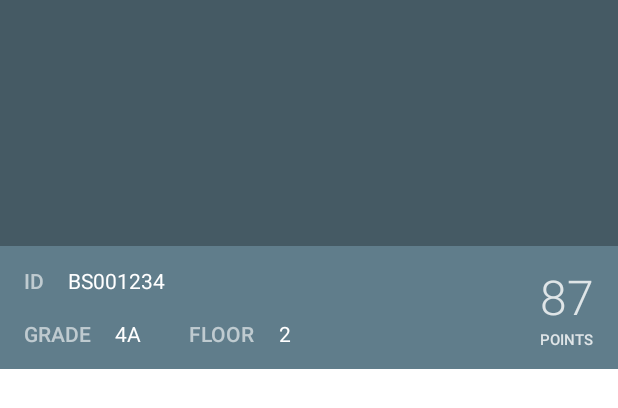
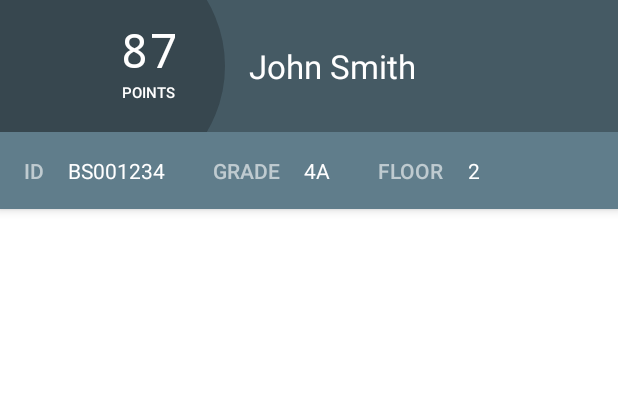
Before and after one commit to xiprox/Tensuu, an Android app: the layout activity_student.xml on its own in the app's theme, with its tools: preview values and no code run, on a phone screen of 412 x 824 dp. Shown: the top 408 px of the screen. Run offline under Robolectric (Android 15) with nearby library versions, the light colour scheme and no system bars.

Commit message:
Redesign Student Activity in the student app

```diff
--- a/app-student/src/main/java/tr/xip/scd/tensuu/student/ui/feature/main/StudentActivity.kt
+++ b/app-student/src/main/java/tr/xip/scd/tensuu/student/ui/feature/main/StudentActivity.kt
@@ -26,6 +26,7 @@ class StudentActivity : MvpActivity<StudentView, StudentPresenter>(), StudentVie
         setContentView(R.layout.activity_student)
         setSupportActionBar(toolbar)
         supportActionBar?.setDisplayHomeAsUpEnabled(true)
+        supportActionBar?.setHomeAsUpIndicator(R.drawable.ic_close_white_24dp)
 
         recycler.layoutManager = LinearLayoutManager(this)
 
@@ -37,8 +38,8 @@ class StudentActivity : MvpActivity<StudentView, StudentPresenter>(), StudentVie
         return true
     }
 
-    override fun setTitle(value: String) {
-        title = value
+    override fun setName(value: String) {
+        name.text = value
     }
 
     override fun setSsid(value: String?) {
--- a/app-student/src/main/java/tr/xip/scd/tensuu/student/ui/feature/main/StudentPresenter.kt
+++ b/app-student/src/main/java/tr/xip/scd/tensuu/student/ui/feature/main/StudentPresenter.kt
@@ -34,7 +34,7 @@ class StudentPresenter : RealmPresenter<StudentView>() {
         val period = realm.where(Period::class.java).findFirst()
 
         if (student != null && period != null) {
-            view?.setTitle(student?.fullName ?: "?")
+            view?.setName(student?.fullName ?: "?")
             view?.setSsid(student?.ssid)
             view?.setGrade(student?.grade)
             view?.setFloor(student?.floor)
--- a/app-student/src/main/java/tr/xip/scd/tensuu/student/ui/feature/main/StudentView.kt
+++ b/app-student/src/main/java/tr/xip/scd/tensuu/student/ui/feature/main/StudentView.kt
@@ -3,7 +3,7 @@ package tr.xip.scd.tensuu.student.ui.feature.main
 import com.hannesdorfmann.mosby3.mvp.MvpView
 
 interface StudentView : MvpView {
-    fun setTitle(value: String)
+    fun setName(value: String)
     fun setSsid(value: String?)
     fun setGrade(value: String?)
     fun setFloor(value: Int?)
--- a/app-student/src/main/res/layout/activity_student.xml
+++ b/app-student/src/main/res/layout/activity_student.xml
@@ -11,59 +11,89 @@
 
     <android.support.design.widget.AppBarLayout
         android:layout_width="match_parent"
-        android:layout_height="164dp"
-        android:fitsSystemWindows="true"
+        android:layout_height="wrap_content"
         android:theme="@style/ThemeOverlay.AppCompat.Dark.ActionBar">
 
-        <android.support.design.widget.CollapsingToolbarLayout
+        <FrameLayout
             android:layout_width="match_parent"
-            android:layout_height="match_parent"
-            android:fitsSystemWindows="true"
-            app:contentScrim="?attr/colorPrimary"
-            app:expandedTitleMarginEnd="32dp"
-            app:expandedTitleMarginStart="32dp"
-            app:layout_scrollFlags="scroll|exitUntilCollapsed">
+            android:layout_height="wrap_content">
+
+            <LinearLayout
+                android:layout_width="match_parent"
+                android:layout_height="wrap_content"
+                android:layout_gravity="center"
+                android:orientation="horizontal">
+
+                <FrameLayout
+                    android:layout_width="172dp"
+                    android:layout_height="172dp"
+                    android:layout_marginBottom="-42dp"
+                    android:layout_marginLeft="-22dp"
+                    android:layout_marginTop="-42dp"
+                    android:background="@drawable/oval_primary_700"
+                    android:paddingLeft="102dp">
+
+                    <LinearLayout
+                        android:layout_width="wrap_content"
+                        android:layout_height="wrap_content"
+                        android:layout_gravity="center_vertical"
+                        android:gravity="center"
+                        android:orientation="vertical"
+                        android:paddingBottom="8dp">
+
+                        <TextView
+                            android:id="@+id/points"
+                            android:layout_width="wrap_content"
+                            android:layout_height="wrap_content"
+                            android:fontFamily="monospace"
+                            android:textColor="@android:color/white"
+                            android:textSize="32sp"
+                            tools:text="87" />
+
+                        <TextView
+                            android:layout_width="wrap_content"
+                            android:layout_height="wrap_content"
+                            android:fontFamily="sans-serif-medium"
+                            android:text="@string/points"
+                            android:textAllCaps="true"
+                            android:textColor="@android:color/white"
+                            android:textSize="10sp"
+                            tools:ignore="SmallSp" />
+                    </LinearLayout>
+                </FrameLayout>
+
+                <TextView
+                    android:id="@+id/name"
+                    android:layout_width="wrap_content"
+                    android:layout_height="wrap_content"
+                    android:layout_gravity="center_vertical"
+                    android:layout_marginLeft="16dp"
+                    android:textColor="@android:color/white"
+                    android:textSize="22sp"
+                    tools:text="John Smith" />
+            </LinearLayout>
 
             <android.support.v7.widget.Toolbar
                 android:id="@+id/toolbar"
                 android:layout_width="match_parent"
                 android:layout_height="?attr/actionBarSize"
+                android:layout_gravity="center_vertical"
                 app:layout_collapseMode="pin"
-                app:popupTheme="@style/ThemeOverlay.AppCompat.Light" />
-        </android.support.design.widget.CollapsingToolbarLayout>
-    </android.support.design.widget.AppBarLayout>
-
-    <android.support.v4.widget.NestedScrollView
-        android:layout_width="match_parent"
-        android:layout_height="wrap_content"
-        android:layout_gravity="fill_vertical"
-        app:layout_behavior="@string/appbar_scrolling_view_behavior">
+                app:popupTheme="@style/ThemeOverlay.AppCompat.Light"
+                app:title=" " />
+        </FrameLayout>
 
         <LinearLayout
             android:layout_width="match_parent"
-            android:layout_height="match_parent"
-            android:animateLayoutChanges="true"
-            android:orientation="vertical">
-
-            <LinearLayout
-                android:layout_width="match_parent"
-                android:layout_height="82dp"
-                android:layout_gravity="bottom"
+            android:layout_height="wrap_content"
             android:background="@color/primary_300"
             android:gravity="center_vertical"
             android:orientation="horizontal">
 
             <LinearLayout
-                    android:layout_width="0dp"
-                    android:layout_height="wrap_content"
-                    android:layout_weight="1"
-                    android:orientation="vertical">
-
-                    <LinearLayout
                 android:layout_width="match_parent"
                 android:layout_height="wrap_content"
-                        android:layout_marginBottom="16dp"
-                        android:layout_marginLeft="16dp"
+                android:layout_margin="16dp"
                 android:orientation="horizontal">
 
                 <TextView
@@ -82,17 +112,11 @@
                     android:layout_marginLeft="16dp"
                     android:textColor="@android:color/white"
                     tools:text="BS001234" />
-                    </LinearLayout>
-
-                    <LinearLayout
-                        android:layout_width="match_parent"
-                        android:layout_height="wrap_content"
-                        android:layout_marginLeft="16dp"
-                        android:orientation="horizontal">
 
                 <TextView
                     android:layout_width="wrap_content"
                     android:layout_height="wrap_content"
+                    android:layout_marginLeft="32dp"
                     android:alpha="0.6"
                     android:fontFamily="sans-serif-medium"
                     android:text="@string/grade"
@@ -126,50 +150,20 @@
                     tools:text="2" />
             </LinearLayout>
         </LinearLayout>
-
-                <LinearLayout
-                    android:layout_width="wrap_content"
-                    android:layout_height="wrap_content"
-                    android:layout_gravity="center_vertical"
-                    android:layout_marginRight="16dp"
-                    android:alpha="0.8"
-                    android:orientation="vertical">
-
-                    <TextView
-                        android:id="@+id/points"
-                        android:layout_width="wrap_content"
-                        android:layout_height="wrap_content"
-                        android:layout_gravity="center_vertical"
-                        android:fontFamily="sans-serif-light"
-                        android:gravity="center"
-                        android:textColor="@android:color/white"
-                        android:textSize="32sp"
-                        tools:text="87" />
-
-                    <TextView
-                        android:layout_width="wrap_content"
-                        android:layout_height="wrap_content"
-                        android:layout_gravity="center_horizontal"
-                        android:fontFamily="sans-serif-medium"
-                        android:text="@string/points"
-                        android:textAllCaps="true"
-                        android:textColor="@android:color/white"
-                        android:textSize="10sp"
-                        tools:ignore="SmallSp" />
-                </LinearLayout>
-            </LinearLayout>
+    </android.support.design.widget.AppBarLayout>
 
     <ViewFlipper
         android:id="@+id/flipper"
         android:layout_width="match_parent"
         android:layout_height="match_parent"
         android:inAnimation="@android:anim/fade_in"
-                android:outAnimation="@android:anim/fade_out">
+        android:outAnimation="@android:anim/fade_out"
+        app:layout_behavior="@string/appbar_scrolling_view_behavior">
 
         <android.support.v7.widget.RecyclerView
             android:id="@+id/recycler"
             android:layout_width="match_parent"
-                    android:layout_height="wrap_content"
+            android:layout_height="match_parent"
             android:clipToPadding="false"
             android:paddingBottom="8dp"
             android:paddingTop="8dp" />
@@ -205,6 +199,4 @@
                 android:textSize="16sp" />
         </LinearLayout>
     </ViewFlipper>
-        </LinearLayout>
-    </android.support.v4.widget.NestedScrollView>
 </android.support.design.widget.CoordinatorLayout>
--- a/common-app/src/main/java/tr/xip/scd/tensuu/common/ui/mvp/RealmPresenter.kt
+++ b/common-app/src/main/java/tr/xip/scd/tensuu/common/ui/mvp/RealmPresenter.kt
@@ -1,6 +1,4 @@
 package tr.xip.scd.tensuu.common.ui.mvp
-
-
 
 import com.hannesdorfmann.mosby3.mvp.MvpView
 import io.realm.Realm
--- /dev/null
+++ b/common-app/src/main/res/drawable/oval_primary_600.xml
@@ -0,0 +1,5 @@
+<?xml version="1.0" encoding="utf-8"?>
+<shape xmlns:android="http://schemas.android.com/apk/res/android"
+    android:shape="oval">
+    <solid android:color="@color/primary_700" />
+</shape>
```
Lines whose indentation alone changed are shown as unchanged.
